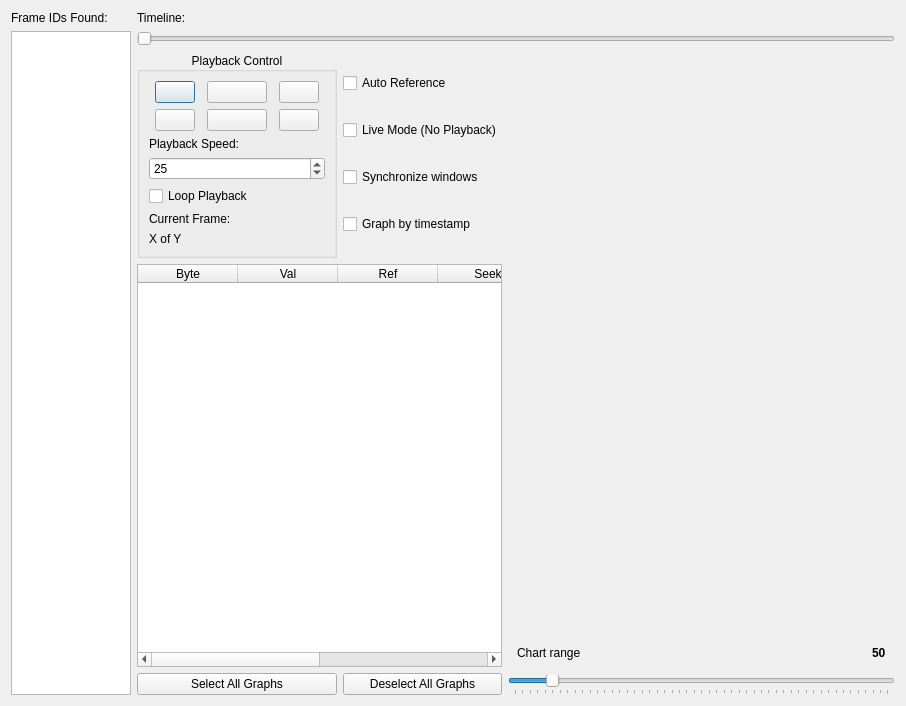
Before: the Qt Designer form ui/flowviewwindow.ui in collin80/SavvyCAN, drawn with Qt 5.
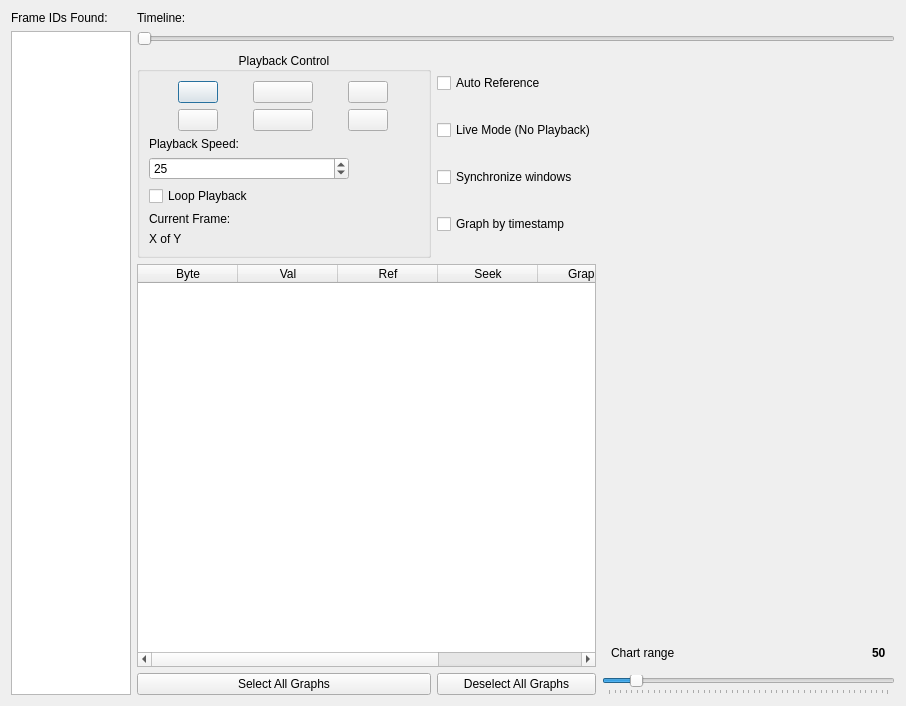
After: the same form once the commit is applied. Icons and pictures are not drawn. Custom widgets are drawn as their Qt base class.

What changed in the file:
```diff
--- a/ui/flowviewwindow.ui
+++ b/ui/flowviewwindow.ui
@@ -15,24 +15,18 @@
   </property>
   <layout class="QGridLayout" name="gridLayout_2">
    <property name="sizeConstraint">
-    <enum>QLayout::SizeConstraint::SetNoConstraint</enum>
+    <enum>QLayout::SizeConstraint::SetDefaultConstraint</enum>
    </property>
    <item row="2" column="1">
     <layout class="QVBoxLayout" name="verticalLayout" stretch="1">
      <item>
       <widget class="QGroupBox" name="groupBox_3">
        <property name="sizePolicy">
-        <sizepolicy hsizetype="Fixed" vsizetype="Fixed">
+        <sizepolicy hsizetype="Preferred" vsizetype="Fixed">
          <horstretch>0</horstretch>
          <verstretch>0</verstretch>
         </sizepolicy>
        </property>
-       <property name="maximumSize">
-        <size>
-         <width>200</width>
-         <height>16777215</height>
-        </size>
-       </property>
        <property name="title">
         <string>Playback Control</string>
        </property>
```
